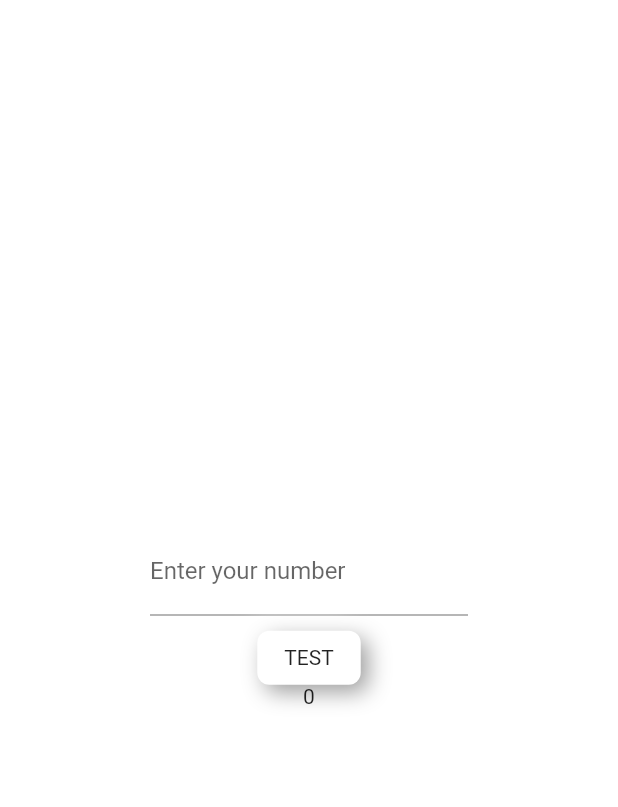
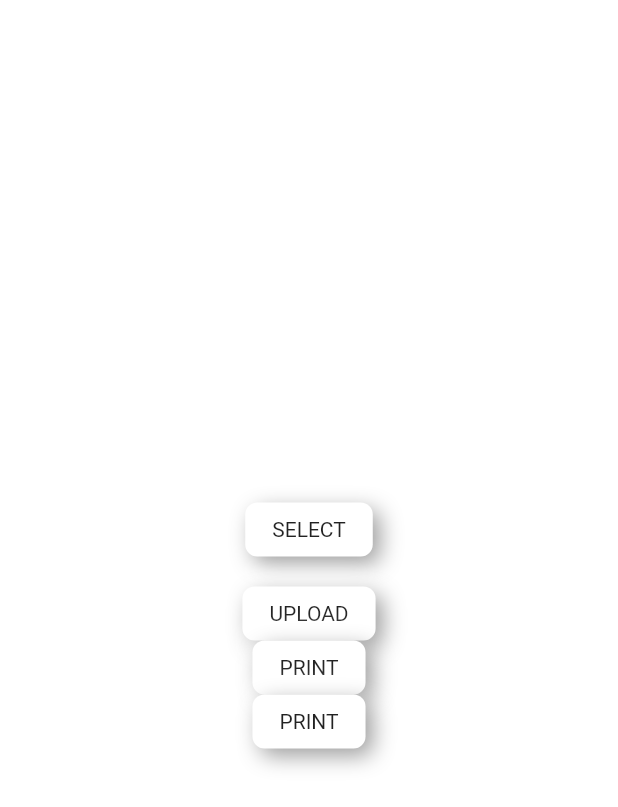
Before and after one commit to kaloca/buxsplit, a Flutter app: the ScanScreen screen opened by its route, on a phone screen of 412 x 824 dp. Shown: the top 807 px of the screen. Run offline on Flutter 3.47's test engine with Material 2 defaults, Android fonts, the phone set to English and light mode, and no system bars; drawn by our look-alikes of flutter_neumorphic; our stand-ins replace image_picker.

```diff
--- a/lib/screens/ScanScreen/scan_screen.dart
+++ b/lib/screens/ScanScreen/scan_screen.dart
@@ -1,5 +1,12 @@
+import 'dart:async';
+import 'dart:io';
+import 'dart:convert';
+
+import 'package:image_picker/image_picker.dart';
 import 'package:flutter_neumorphic/flutter_neumorphic.dart';
 import 'package:flutter/services.dart';
+
+import './upload_image.dart';
 
 class ScanScreen extends StatefulWidget {
   const ScanScreen({Key? key}) : super(key: key);
@@ -9,6 +16,21 @@ class ScanScreen extends StatefulWidget {
 }
 
 class _ScanScreenState extends State<ScanScreen> {
+  File? _image;
+
+  Future pickImage() async {
+    try {
+      final image = await ImagePicker().pickImage(source: ImageSource.gallery);
+      if (image == null) return;
+
+      final imageTemporary = File(image.path);
+
+      setState(() => _image = imageTemporary);
+    } on PlatformException catch (e) {
+      print('fail $e');
+    }
+  }
+
   int numberOfPeople = 0;
   TextEditingController numberOfPeopleController = TextEditingController();
 
@@ -16,6 +38,7 @@ class _ScanScreenState extends State<ScanScreen> {
   Widget build(
     BuildContext context,
   ) {
+    var response, decodedResponse;
     return Scaffold(
       body: Container(
         padding: const EdgeInsets.symmetric(horizontal: 100),
@@ -24,27 +47,50 @@ class _ScanScreenState extends State<ScanScreen> {
         child: Column(
           mainAxisAlignment: MainAxisAlignment.center,
           children: [
-            TextField(
-              controller: numberOfPeopleController,
-              decoration: const InputDecoration(labelText: "Enter your number"),
-              keyboardType: TextInputType.number,
-              inputFormatters: <TextInputFormatter>[
-                FilteringTextInputFormatter.digitsOnly
-              ], // Only numbers can be entered
-            ),
             Container(
-              margin: const EdgeInsets.only(top: 10),
+                child: _image != null
+                    ? Image.file(
+                        _image!,
+                        width: 200,
+                        height: 200,
+                      )
+                    : null),
+            Container(
+              margin: const EdgeInsets.only(top: 10, bottom: 20),
               child: NeumorphicButton(
                 onPressed: () {
-                  setState(() {
-                    numberOfPeople = int.parse(numberOfPeopleController.text);
-                  });
-                  Navigator.pushNamed(context, '/selector');
+                  pickImage();
+                  // Navigator.pushNamed(context, '/selector');
                 },
-                child: const Text('TEST'),
+                child: const Text('SELECT'),
               ),
             ),
-            Text(numberOfPeople.toString()),
+            NeumorphicButton(
+              onPressed: () async {
+                if (_image != null) {
+                  response = await getReceiptFromApi(_image!);
+                }
+                // Navigator.pushNamed(context, '/selector');
+              },
+              child: const Text('UPLOAD'),
+            ),
+            NeumorphicButton(
+              onPressed: () {
+                print(response);
+                decodedResponse = json.decode(response);
+                // Navigator.pushNamed(context, '/selector');
+              },
+              child: const Text('PRINT'),
+            ),
+            NeumorphicButton(
+              onPressed: () {
+                print(decodedResponse["totalAmount"]["data"]);
+                print(decodedResponse["amounts"]
+                    .forEach((amount) => print(amount["text"])));
+                // Navigator.pushNamed(context, '/selector');
+              },
+              child: const Text('PRINT'),
+            ),
           ],
         ),
       ),
--- a/lib/screens/SelectorScreen/selector_screen.dart
+++ b/lib/screens/SelectorScreen/selector_screen.dart
@@ -101,7 +101,7 @@ class _SelectorScreenState extends State<SelectorScreen> {
             child: Column(
               mainAxisAlignment: MainAxisAlignment.start,
               children: [
-                NewPersonCard(colors: colors),
+                // NewPersonCard(colors: colors),
                 PeopleIndicator(
                   selectCircle: selectCircle,
                   people: people,
--- a/pubspec.yaml
+++ b/pubspec.yaml
@@ -35,6 +35,8 @@ dependencies:
   cupertino_icons: ^1.0.2
   flutter_neumorphic: ^3.0.3
   intl: ^0.17.0
+  image_picker: ^0.8.5
+  video_player: ^2.4.0
 
 dev_dependencies:
   flutter_test:
```
Also changed, not shown: lib/screens/ScanScreen/upload_image.dart (added, +40 -0 lines), lib/screens/SelectorScreen/components/new_person_creator.dart (+2 -6 lines), pubspec.lock, 7 other files.
